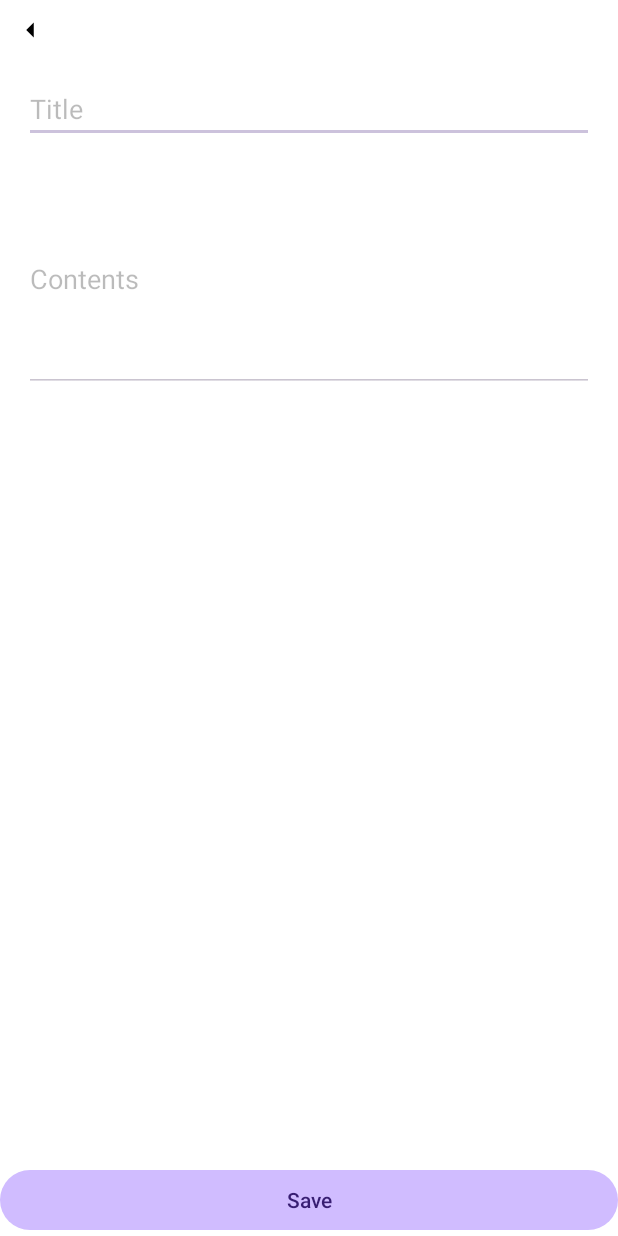
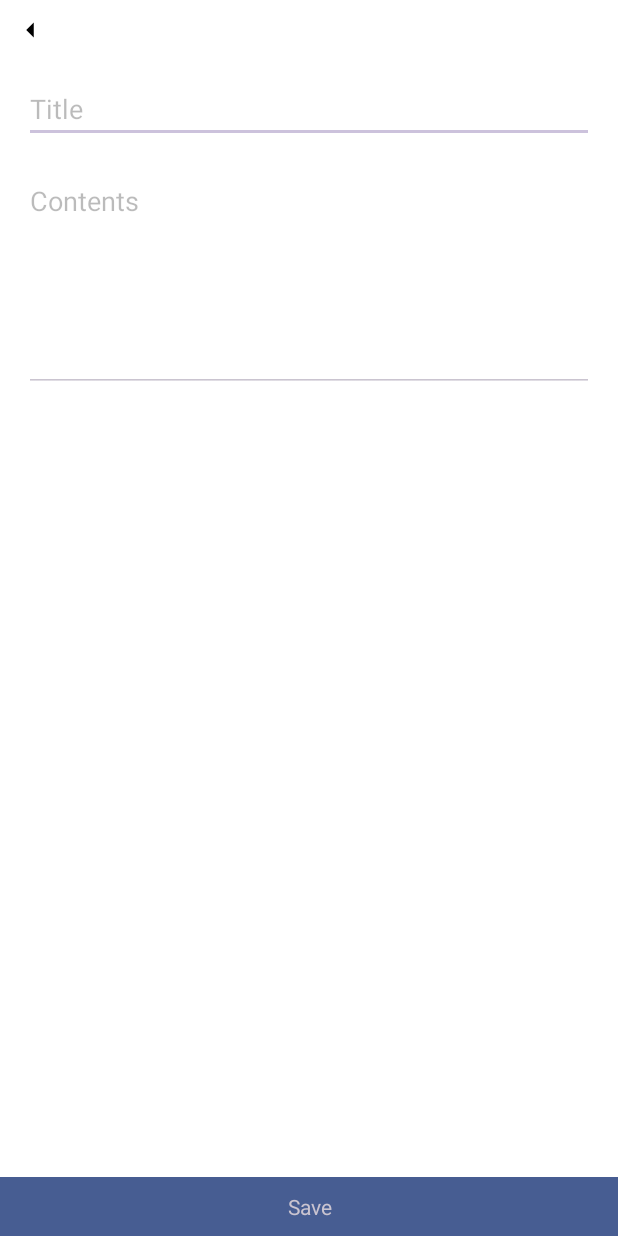
Before and after one commit to domm-pixel/TodoSchedule, an Android app: the ScheduleAddFragment screen opened through its navigation route, on a phone screen of 412 x 824 dp. Run offline under Robolectric (Android 15) with nearby library versions, the phone set to English and light mode, and no system bars; our stand-ins replace Dagger/Hilt's generated code, Room's generated code, data binding; libraries missing offline, so code that uses them is left out: com.kizitonwose.calendar; 16 statements that could not run were skipped.

Commit message:
:sparkles: 스케줄 존재하면 별도로 표기

```diff
--- a/app/src/main/java/com/dom/todo/view/container/DayViewContainer.kt
+++ b/app/src/main/java/com/dom/todo/view/container/DayViewContainer.kt
@@ -17,6 +17,10 @@ class DayViewContainer(view: View) : ViewContainer(view) {
         view.setOnClickListener {
             // Use the CalendarDay associated with this container.
         }
+        // check schedule is exist
+        // if exist, show dotView
+        // else, hide dotView
+
     }
 
 
--- a/app/src/main/java/com/dom/todo/view/home/HomeFragment.kt
+++ b/app/src/main/java/com/dom/todo/view/home/HomeFragment.kt
@@ -9,12 +9,14 @@ import android.widget.TextView
 import android.widget.Toast
 import androidx.core.content.ContentProviderCompat.requireContext
 import androidx.core.view.children
+import androidx.fragment.app.setFragmentResultListener
 import androidx.fragment.app.viewModels
 import androidx.navigation.fragment.findNavController
 import com.dom.todo.R
 import com.dom.todo.base.BaseFragment
 import com.dom.todo.databinding.FragmentHomeBinding
 import com.dom.todo.extension.ViewExtension.visible
+import com.dom.todo.util.EventObserver
 import com.dom.todo.view.add.ScheduleAddFragment
 import com.dom.todo.view.container.DayViewContainer
 import com.dom.todo.view.container.MonthViewContainer
@@ -49,25 +51,8 @@ class HomeFragment : BaseFragment<FragmentHomeBinding>(R.layout.fragment_home) {
         }
     }
 
-    private fun setUI() {
+    private fun initializeCalendar() {
         binding {
-            val scheduleItemAdapter = ScheduleItemAdapter { bundle ->
-                if (bundle.containsKey("id")) {
-                    val id = bundle.getInt("id")
-                    val check = bundle.getBoolean("checked")
-                    homeViewModel.setCheck(id, check)
-
-                } else if (bundle.containsKey("idValue")) {
-                    val id = bundle.getInt("idValue")
-                    homeViewModel.deleteSchedule(id) {
-                        homeViewModel.setSelectedDate(homeViewModel.selectedDate.value)
-                    }
-                }
-
-            }
-
-            rvSchedule.adapter = scheduleItemAdapter
-
             calendarView.dayBinder = object : MonthDayBinder<DayViewContainer> {
                 // Called only when a new container is needed.
                 override fun create(view: View): DayViewContainer {
@@ -77,22 +62,11 @@ class HomeFragment : BaseFragment<FragmentHomeBinding>(R.layout.fragment_home) {
                 // Called every time we need to reuse a container.
                 override fun bind(container: DayViewContainer, data: CalendarDay) {
                     val textView = container.textView
-//                    val dotView = container.dotView
+                    val dotView = container.dotView
                     // Set the calendar day for this container.
                     container.day = data
                     // Set the date text
                     textView.text = data.date.dayOfMonth.toString()
-//                    Log.e("TAG KDH", "viewmodel's schedule.date : ${homeViewModel.scheduleData.value}")
-//                    if (homeViewModel.scheduleData.value?.firstOrNull {
-//                        it.date == data.date.toString()
-//                    } != null) {
-//                        Log.e("TAG KDH", "data.date : ${data.date}")
-//                        dotView.visible(true)
-//                        dotView.isSelected = true
-//                    } else {
-//                        dotView.visible(false)
-//                    }
-
                     textView.setOnClickListener {
                         // 해당 월 넘어가면 클릭 무시
                         if (data.position != DayPosition.MonthDate) {
@@ -125,6 +99,16 @@ class HomeFragment : BaseFragment<FragmentHomeBinding>(R.layout.fragment_home) {
                     // set initial state about month state
                     if (data.position != DayPosition.MonthDate) {
                         textView.setTextColor(Color.LTGRAY)
+                    }
+
+                    if (homeViewModel.allScheduleData.value?.firstOrNull {
+                            it.date == data.date.toString()
+                        } != null) {
+                        Log.e("TAG KDH", "data.date : ${data.date}")
+                        dotView.visible(true)
+                        dotView.isSelected = true
+                    } else {
+                        dotView.visible(false)
                     }
                 }
             }
@@ -183,29 +167,60 @@ class HomeFragment : BaseFragment<FragmentHomeBinding>(R.layout.fragment_home) {
         }
     }
 
+    private fun setUI() {
+        binding {
+            val scheduleItemAdapter = ScheduleItemAdapter { bundle ->
+                if (bundle.containsKey("id")) {
+                    val id = bundle.getInt("id")
+                    val check = bundle.getBoolean("checked")
+                    homeViewModel.setCheck(id, check)
+
+                } else if (bundle.containsKey("idValue")) {
+                    val id = bundle.getInt("idValue")
+                    homeViewModel.deleteSchedule(id) {
+                        homeViewModel.setSelectedDate(homeViewModel.selectedDate.value)
+                    }
+                }
+
+            }
+
+            rvSchedule.adapter = scheduleItemAdapter
+        }
+    }
+
     private fun observing() {
+        with(homeViewModel) {
+            scheduleInitializeCompleteLiveData.observe(
+                viewLifecycleOwner,
+                EventObserver { success ->
+                    if (!success) {
+                        Toast.makeText(requireContext(), "일정을 불러오는데 실패했습니다.", Toast.LENGTH_SHORT)
+                            .show()
+                    } else {
+                        initializeCalendar()
+                    }
+                })
+
             // observe
-        homeViewModel.selectedDate.observe(viewLifecycleOwner) { data ->
+            selectedDate.observe(viewLifecycleOwner) { data ->
                 if (data != null) {
                     dataBinding.addButtonContainer.visibility = View.VISIBLE
-                Log.e("TAG KDH", "selectedDate : $data")
-                homeViewModel.getSelectedDate(data)
-                Log.e("TAG KDH", "itemCount : ${dataBinding.calendarView.adapter?.itemCount}")
-//                (dataBinding.calendarView.dayBinder as MonthDayBinder).let {
-//                    it.bind(dataBinding.calendarView.findDayViewContainerForDate(data), data)
-//                }
+                    getSelectedDate(data)
                 } else {
                     dataBinding.addButtonContainer.visibility = View.GONE
                 }
             }
 
-        homeViewModel.scheduleData.observe(viewLifecycleOwner) { data ->
+            scheduleData.observe(viewLifecycleOwner) { data ->
+                Log.e("TAG KDH", "data : $data")
                 if (data.isEmpty()) {
                     dataBinding.tvNoSchedule.visibility = View.VISIBLE
                 } else {
                     dataBinding.tvNoSchedule.visibility = View.GONE
                 }
                 (dataBinding.rvSchedule.adapter as ScheduleItemAdapter).submitList(data)
+
+            }
         }
     }
 
@@ -228,7 +243,10 @@ class HomeFragment : BaseFragment<FragmentHomeBinding>(R.layout.fragment_home) {
     }
 
     private fun setFragmentResultListener() {
-        childFragmentManager.setFragmentResultListener("refreshKey", viewLifecycleOwner) { key, bundle ->
+        childFragmentManager.setFragmentResultListener(
+            "refreshKey",
+            viewLifecycleOwner
+        ) { key, bundle ->
             // We use a String here, but any type that can be put in a Bundle is supported
             if (bundle.getBoolean("needRefresh", false)) {
                 homeViewModel.getSelectedDate(homeViewModel.selectedDate.value)
--- a/app/src/main/java/com/dom/todo/view/home/viewmodel/HomeViewModel.kt
+++ b/app/src/main/java/com/dom/todo/view/home/viewmodel/HomeViewModel.kt
@@ -1,11 +1,14 @@
 package com.dom.todo.view.home.viewmodel
 
+
+import android.util.Log
 import androidx.lifecycle.LiveData
 import androidx.lifecycle.MutableLiveData
 import androidx.lifecycle.viewModelScope
 import com.dom.todo.base.BaseViewModel
 import com.dom.todo.model.schedule.Schedule
 import com.dom.todo.repo.ScheduleRepository
+import com.dom.todo.util.Event
 import dagger.hilt.android.lifecycle.HiltViewModel
 import kotlinx.coroutines.launch
 import java.time.LocalDate
@@ -20,6 +23,22 @@ class HomeViewModel @Inject constructor(
 
     private val _scheduleData = MutableLiveData<List<Schedule>>()
     val scheduleData: LiveData<List<Schedule>> = _scheduleData
+
+    private val _allScheduleData = MutableLiveData<List<Schedule>>()
+    val allScheduleData: LiveData<List<Schedule>> = _allScheduleData
+
+    val scheduleInitializeCompleteLiveData = MutableLiveData<Event<Boolean>>()
+
+    init {
+        getAllScheduleData()
+    }
+
+    private fun getAllScheduleData() {
+        viewModelScope.launch {
+            _allScheduleData.value = scheduleRepository.getScheduleData()
+            scheduleInitializeCompleteLiveData.value = Event(true)
+        }
+    }
 
     fun setSelectedDate(date: LocalDate?) {
         _selectedDate.value = date
--- a/app/src/main/res/layout/calendar_day_layout.xml
+++ b/app/src/main/res/layout/calendar_day_layout.xml
@@ -22,7 +22,7 @@
         app:layout_constraintTop_toTopOf="@+id/calendarDayText"
         app:layout_constraintEnd_toEndOf="@+id/calendarDayText"
         android:src="@drawable/sel_calender_scheduled"
-        android:visibility="gone"
+        android:layout_margin="5dp"
         android:layout_width="10dp"
         android:layout_height="10dp"/>
 
--- a/app/src/main/res/layout/fragment_add_schedule.xml
+++ b/app/src/main/res/layout/fragment_add_schedule.xml
@@ -54,11 +54,12 @@
             android:layout_width="match_parent"
             android:layout_height="150dp"
             android:layout_marginStart="16dp"
+            android:inputType="textMultiLine"
             android:layout_marginTop="16dp"
             android:layout_marginEnd="16dp"
             android:layout_marginBottom="16dp"
+            android:gravity="top"
             android:hint="Contents"
-            android:inputType="text"
             android:lines="10"
             android:minLines="5"
             android:textColor="@color/black"
@@ -67,9 +68,12 @@
             app:layout_constraintStart_toStartOf="parent"
             app:layout_constraintTop_toBottomOf="@id/etTitle" />
 
-        <Button
+        <TextView
             android:onClick="@{(view) -> viewModel.onViewClick(view.id)}"
             android:id="@+id/btnSave"
+            android:gravity="center"
+            android:padding="10dp"
+            android:background="@color/material_dynamic_primary40"
             android:layout_width="match_parent"
             android:layout_height="wrap_content"
             android:text="Save"
```
Also changed, not shown: app/src/main/res/layout/fragment_home.xml (+8 -4 lines). Lines whose indentation alone changed are shown as unchanged.
